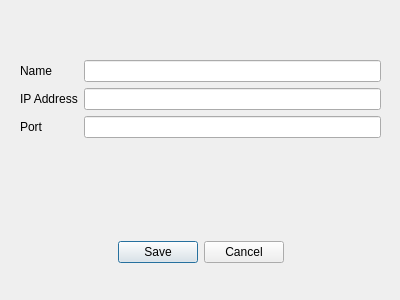
sadowicz/p2p_communicator, file p2p_comunicator/app/editcontactwindow.ui: the form before one commit.
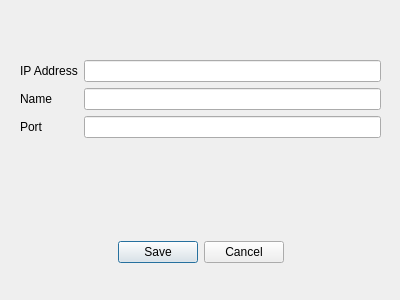
The form after the commit.

Diff of the .ui file:
```diff
--- a/p2p_comunicator/app/editcontactwindow.ui
+++ b/p2p_comunicator/app/editcontactwindow.ui
@@ -33,34 +33,34 @@
      <number>20</number>
     </property>
     <item row="0" column="0">
-     <widget class="QLabel" name="lbName">
-      <property name="text">
-       <string>Name</string>
-      </property>
-     </widget>
-    </item>
-    <item row="0" column="1">
-     <widget class="QLineEdit" name="leName"/>
-    </item>
-    <item row="1" column="0">
      <widget class="QLabel" name="lbIP">
       <property name="text">
        <string>IP Address</string>
       </property>
      </widget>
     </item>
-    <item row="1" column="1">
+    <item row="0" column="1">
      <widget class="QLineEdit" name="leIP"/>
     </item>
-    <item row="2" column="0">
+    <item row="3" column="1">
+     <widget class="QLineEdit" name="lePort"/>
+    </item>
+    <item row="4" column="1">
+     <widget class="QLineEdit" name="leName"/>
+    </item>
+    <item row="4" column="0">
      <widget class="QLabel" name="lbPort">
       <property name="text">
        <string>Port</string>
       </property>
      </widget>
     </item>
-    <item row="2" column="1">
-     <widget class="QLineEdit" name="lePort"/>
+    <item row="3" column="0">
+     <widget class="QLabel" name="lbName">
+      <property name="text">
+       <string>Name</string>
+      </property>
+     </widget>
     </item>
    </layout>
   </widget>
```
